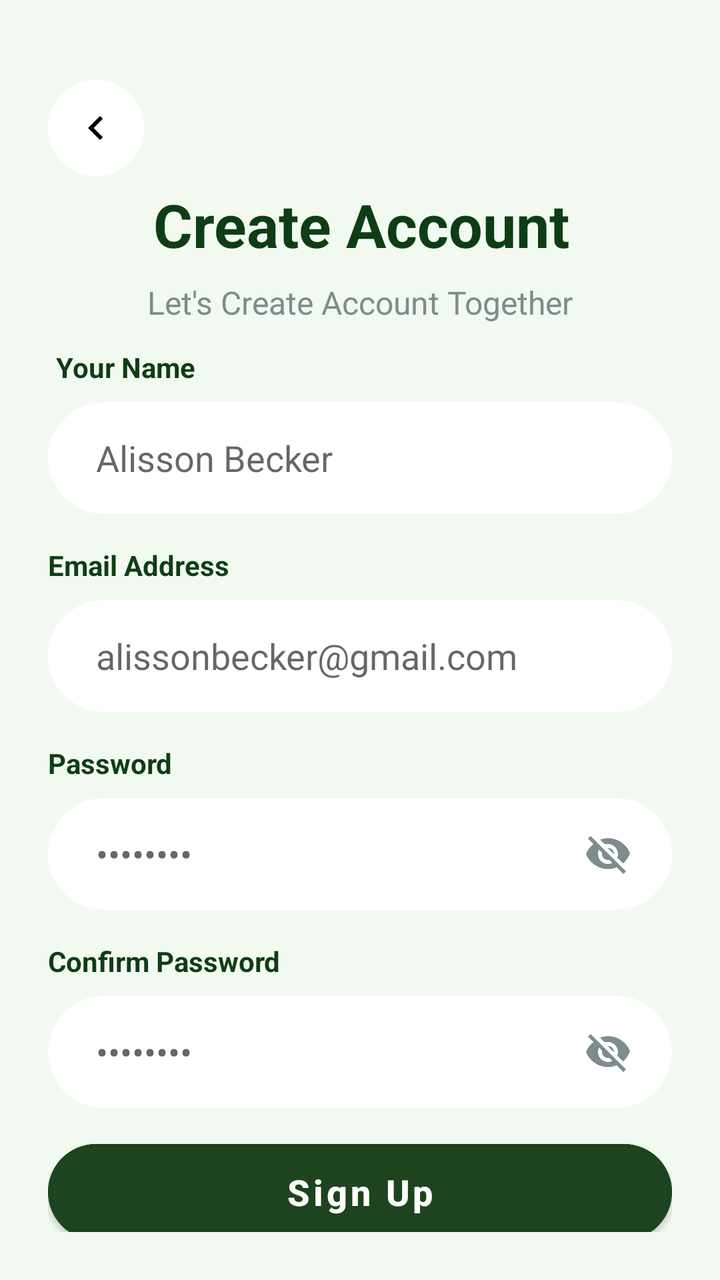
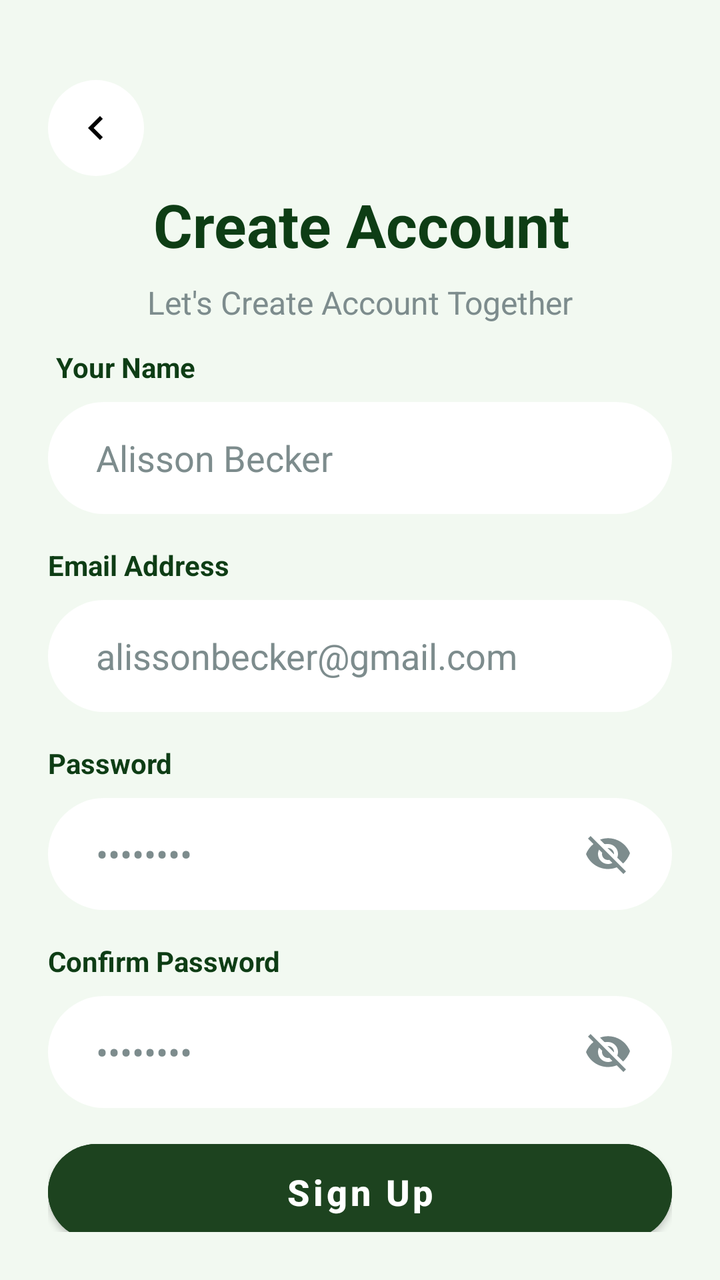

Screens rendered from an Android XML layout before and after an edit, with the pre-edit source and the edit as a unified diff.
<!-- AndroidManifest.xml: application theme Theme.SmartGardening -->
<!-- res/layout/activity_register.xml -->
<?xml version="1.0" encoding="utf-8"?>
<androidx.constraintlayout.widget.ConstraintLayout xmlns:android="http://schemas.android.com/apk/res/android"
    xmlns:app="http://schemas.android.com/apk/res-auto"
    xmlns:tools="http://schemas.android.com/tools"
    android:layout_width="match_parent"
    android:layout_height="match_parent"
    android:background="#F2F9F1"
    android:padding="24dp">

    <ImageButton
        android:id="@+id/btnBack"
        android:layout_width="48dp"
        android:layout_height="48dp"
        android:layout_marginTop="16dp"
        android:background="@drawable/bg_circle_white"
        android:contentDescription="Back"
        android:padding="12dp"
        android:src="@drawable/ic_chevron_left"
        app:layout_constraintStart_toStartOf="parent"
        app:layout_constraintTop_toTopOf="parent" />

    <TextView
        android:id="@+id/tvTitle"
        android:layout_width="wrap_content"
        android:layout_height="wrap_content"
        android:layout_marginTop="4dp"
        android:text="Create Account"
        android:textColor="#0E3D15"
        android:textSize="30sp"
        android:textStyle="bold"
        app:layout_constraintEnd_toEndOf="parent"
        app:layout_constraintHorizontal_bias="0.509"
        app:layout_constraintStart_toStartOf="parent"
        app:layout_constraintTop_toBottomOf="@id/btnBack" />

    <TextView
        android:id="@+id/tvSubTitle"
        android:layout_width="wrap_content"
        android:layout_height="wrap_content"
        android:layout_marginTop="8dp"
        android:text="Let's Create Account Together"
        android:textColor="#7D8C8D"
        android:textSize="16sp"
        app:layout_constraintEnd_toEndOf="parent"
        app:layout_constraintStart_toStartOf="parent"
        app:layout_constraintTop_toBottomOf="@id/tvTitle" />

    <TextView
        android:id="@+id/tvLabelName"
        android:layout_width="wrap_content"
        android:layout_height="wrap_content"
        android:layout_marginStart="4dp"
        android:layout_marginTop="12dp"
        android:text="Your Name"
        android:textColor="#0E3D15"
        android:textStyle="bold"
        app:layout_constraintStart_toStartOf="parent"
        app:layout_constraintTop_toBottomOf="@id/tvSubTitle" />

    <EditText
        android:id="@+id/etName"
        android:layout_width="match_parent"
        android:layout_height="56dp"
        android:layout_marginTop="8dp"
        android:background="@drawable/bg_edittext"
        android:hint="Alisson Becker"
        android:inputType="textPersonName"
        android:paddingHorizontal="24dp"
        app:layout_constraintTop_toBottomOf="@id/tvLabelName" />

    <TextView
        android:id="@+id/tvLabelEmail"
        android:layout_width="wrap_content"
        android:layout_height="wrap_content"
        android:layout_marginTop="16dp"
        android:text="Email Address"
        android:textColor="#0E3D15"
        android:textStyle="bold"
        app:layout_constraintStart_toStartOf="parent"
        app:layout_constraintTop_toBottomOf="@id/etName" />

    <EditText
        android:id="@+id/etEmail"
        android:layout_width="match_parent"
        android:layout_height="56dp"
        android:layout_marginTop="8dp"
        android:background="@drawable/bg_edittext"
        android:hint="alissonbecker@gmail.com"
        android:inputType="textEmailAddress"
        android:paddingHorizontal="24dp"
        app:layout_constraintTop_toBottomOf="@id/tvLabelEmail" />

    <TextView
        android:id="@+id/tvLabelPassword"
        android:layout_width="wrap_content"
        android:layout_height="wrap_content"
        android:layout_marginTop="16dp"
        android:text="Password"
        android:textColor="#0E3D15"
        android:textStyle="bold"
        app:layout_constraintStart_toStartOf="parent"
        app:layout_constraintTop_toBottomOf="@id/etEmail" />

    <FrameLayout
        android:id="@+id/layoutPassword"
        android:layout_width="match_parent"
        android:layout_height="56dp"
        android:layout_marginTop="8dp"
        app:layout_constraintTop_toBottomOf="@id/tvLabelPassword">

        <EditText
            android:id="@+id/etPassword"
            android:layout_width="match_parent"
            android:layout_height="match_parent"
            android:background="@drawable/bg_edittext"
            android:hint="••••••••"
            android:inputType="textPassword"
            android:paddingHorizontal="24dp" />

        <ImageView
            android:id="@+id/ivTogglePassword"
            android:layout_width="24dp"
            android:layout_height="24dp"
            android:layout_gravity="end|center_vertical"
            android:layout_marginEnd="20dp"
            android:src="@drawable/ic_eye_off"
            app:tint="#7D8C8D" />
    </FrameLayout>

    <TextView
        android:id="@+id/tvLabelConfirmPassword"
        android:layout_width="wrap_content"
        android:layout_height="wrap_content"
        android:layout_marginTop="16dp"
        android:text="Confirm Password"
        android:textColor="#0E3D15"
        android:textStyle="bold"
        app:layout_constraintStart_toStartOf="parent"
        app:layout_constraintTop_toBottomOf="@id/layoutPassword" />

    <FrameLayout
        android:id="@+id/layoutConfirmPassword"
        android:layout_width="match_parent"
        android:layout_height="56dp"
        android:layout_marginTop="8dp"
        app:layout_constraintTop_toBottomOf="@id/tvLabelConfirmPassword">

        <EditText
            android:id="@+id/etConfirmPassword"
            android:layout_width="match_parent"
            android:layout_height="match_parent"
            android:background="@drawable/bg_edittext"
            android:hint="••••••••"
            android:inputType="textPassword"
            android:paddingHorizontal="24dp" />

        <ImageView
            android:id="@+id/ivToggleConfirmPassword"
            android:layout_width="24dp"
            android:layout_height="24dp"
            android:layout_gravity="end|center_vertical"
            android:layout_marginEnd="20dp"
            android:src="@drawable/ic_eye_off"
            app:tint="#7D8C8D" />
    </FrameLayout>


    <com.google.android.material.button.MaterialButton
        android:id="@+id/btnSignUp"
        android:layout_width="match_parent"
        android:layout_height="60dp"
        android:layout_marginTop="12dp"
        android:backgroundTint="#1D431F"
        android:text="Sign Up"
        android:textAllCaps="false"
        android:textColor="#FFFFFF"
        android:textSize="18sp"
        android:textStyle="bold"
        app:cornerRadius="30dp"
        app:layout_constraintTop_toBottomOf="@id/layoutConfirmPassword"
        tools:layout_editor_absoluteX="28dp" />

    <com.google.android.material.button.MaterialButton
        android:id="@+id/btnGoogle"
        style="@style/Widget.MaterialComponents.Button.UnelevatedButton"
        android:layout_width="match_parent"
        android:layout_height="60dp"
        android:layout_marginTop="16dp"
        android:backgroundTint="#FFFFFF"
        android:text="Sign in with google"
        android:textAllCaps="false"
        android:textColor="#000000"
        android:textSize="16sp"
        app:cornerRadius="30dp"
        app:icon="@drawable/ic_google"
        app:iconGravity="textStart"
        app:iconPadding="12dp"
        app:iconSize="24dp"
        app:iconTint="@null"
        app:strokeColor="#E0E0E0"
        app:strokeWidth="1dp"
        app:layout_constraintTop_toBottomOf="@id/btnSignUp" />

</androidx.constraintlayout.widget.ConstraintLayout>
<!-- resources referenced by this layout -->
<resources>
  <!-- drawable bg_circle_white (drawable) -->
  <?xml version="1.0" encoding="utf-8"?>
  <shape xmlns:android="http://schemas.android.com/apk/res/android" android:shape="oval">
      <solid android:color="#FFFFFF" />
  </shape>
  <!-- drawable bg_edittext (drawable) -->
  <?xml version="1.0" encoding="utf-8"?>
  <shape xmlns:android="http://schemas.android.com/apk/res/android">
      <solid android:color="#FFFFFF" />
      <corners android:radius="28dp" />
  </shape>
  <!-- drawable ic_chevron_left (drawable) -->
  <vector xmlns:android="http://schemas.android.com/apk/res/android" android:height="24dp" android:tint="#000000" android:viewportHeight="24" android:viewportWidth="24" android:width="24dp">
        
      <path android:fillColor="@android:color/white" android:pathData="M15.41,7.41L14,6l-6,6 6,6 1.41,-1.41L10.83,12z"/>
      
  </vector>
  <!-- drawable ic_eye_off (drawable) -->
  <?xml version="1.0" encoding="utf-8"?>
  <vector xmlns:android="http://schemas.android.com/apk/res/android"
      android:width="24dp"
      android:height="24dp"
      android:viewportWidth="24"
      android:viewportHeight="24">
      <path
          android:fillColor="#7D8C8D"
          android:pathData="M12,7c2.76,0 5,2.24 5,5 0,0.65 -0.13,1.26 -0.36,1.82l2.92,2.92c1.51,-1.39 2.73,-3.14 3.44,-5.14 -1.73,-4.39 -6,-7.5 -11,-7.5 -1.4,0 -2.74,0.25 -3.98,0.7l2.16,2.16C10.74,7.13 11.35,7 12,7zM2,4.27l2.28,2.28 0.46,0.46C3.08,8.3 1.78,10.02 1,12c1.73,4.39 6,7.5 11,7.5 1.55,0 3.03,-0.3 4.38,-0.84l0.42,0.42L19.73,22 21,20.73 3.27,3 2,4.27zM7.53,9.8l1.55,1.55c-0.05,0.21 -0.08,0.43 -0.08,0.65 0,1.66 1.34,3 3,3 0.22,0 0.44,-0.03 0.65,-0.08l1.55,1.55c-0.67,0.33 -1.41,0.53 -2.2,0.53 -2.76,0 -5,-2.24 -5,-5 0,-0.79 0.2,-1.53 0.53,-2.2zm4.31,-0.78l3.15,3.15 0.02,-0.16c0,-1.66 -1.34,-3 -3,-3l-0.17,0.01z" />
  </vector>
  <!-- drawable ic_google (drawable) -->
  <?xml version="1.0" encoding="utf-8"?>
  <vector xmlns:android="http://schemas.android.com/apk/res/android"
      android:width="24dp"
      android:height="24dp"
      android:viewportWidth="24"
      android:viewportHeight="24">
      <path
          android:fillColor="#EA4335"
          android:pathData="M22.56,12.25c0,-0.78 -0.07,-1.53 -0.2,-2.25H12v4.26h5.92c-0.26,1.37 -1.04,2.53 -2.21,3.31v2.77h3.57c2.08,-1.92 3.28,-4.74 3.28,-8.09z" />
      <path
          android:fillColor="#34A853"
          android:pathData="M12,23c2.97,0 5.46,-0.98 7.28,-2.66l-3.57,-2.77c-0.99,0.66 -2.25,1.06 -3.71,1.06 -2.86,0 -5.29,-1.93 -6.16,-4.53H2.18v2.84C3.99,20.53 7.7,23 12,23z" />
      <path
          android:fillColor="#FBBC05"
          android:pathData="M5.84,14.09c-0.22,-0.66 -0.35,-1.36 -0.35,-2.09s0.13,-1.43 0.35,-2.09V7.07H2.18C1.43,8.55 1,10.22 1,12s0.43,3.45 1.18,4.93l3.66,-2.84z" />
      <path
          android:fillColor="#4285F4"
          android:pathData="M12,5.38c1.62,0 3.06,0.56 4.21,1.64l3.15,-3.15C17.45,2.09 14.97,1 12,1 7.7,1 3.99,3.47 2.18,7.07l3.66,2.84c0.87,-2.6 3.3,-4.53 6.16,-4.53z" />
  </vector>
  <style name="Theme.SmartGardening" parent="Theme.MaterialComponents.DayNight.NoActionBar" />
</resources>

<!-- the commit's change to res/layout/activity_register.xml (unified diff, before → after) -->
@@ -66,6 +66,8 @@
         android:hint="Alisson Becker"
         android:inputType="textPersonName"
         android:paddingHorizontal="24dp"
+        android:textColor="#000000"
+        android:textColorHint="#7D8C8D"
         app:layout_constraintTop_toBottomOf="@id/tvLabelName" />
 
     <TextView
@@ -88,6 +90,8 @@
         android:hint="alissonbecker@gmail.com"
         android:inputType="textEmailAddress"
         android:paddingHorizontal="24dp"
+        android:textColor="#000000"
+        android:textColorHint="#7D8C8D"
         app:layout_constraintTop_toBottomOf="@id/tvLabelEmail" />
 
     <TextView
@@ -115,7 +119,9 @@
             android:background="@drawable/bg_edittext"
             android:hint="••••••••"
             android:inputType="textPassword"
-            android:paddingHorizontal="24dp" />
+            android:paddingHorizontal="24dp"
+            android:textColor="#000000"
+            android:textColorHint="#7D8C8D" />
 
         <ImageView
             android:id="@+id/ivTogglePassword"
@@ -152,7 +158,9 @@
             android:background="@drawable/bg_edittext"
             android:hint="••••••••"
             android:inputType="textPassword"
-            android:paddingHorizontal="24dp" />
+            android:paddingHorizontal="24dp"
+            android:textColor="#000000"
+            android:textColorHint="#7D8C8D" />
 
         <ImageView
             android:id="@+id/ivToggleConfirmPassword"
<!-- resource entries referenced after the edit -->
@@ -48,6 +48,18 @@
           android:fillColor="#4285F4"
           android:pathData="M12,5.38c1.62,0 3.06,0.56 4.21,1.64l3.15,-3.15C17.45,2.09 14.97,1 12,1 7.7,1 3.99,3.47 2.18,7.07l3.66,2.84c0.87,-2.6 3.3,-4.53 6.16,-4.53z" />
   </vector>
-  <style name="Theme.SmartGardening" parent="Theme.MaterialComponents.DayNight.NoActionBar" />
+  <style name="Theme.SmartGardening" parent="Theme.MaterialComponents.Light.NoActionBar">
+          <item name="android:windowBackground">#FFFFFF</item>
+          <item name="android:forceDarkAllowed">false</item>
+          <item name="android:textColorPrimary">#000000</item>
+          <item name="android:textColorSecondary">#333333</item>
+          <item name="android:editTextColor">#000000</item>
+          <item name="colorOnBackground">#000000</item>
+          <item name="colorOnSurface">#000000</item>
+          <item name="colorSurface">#FFFFFF</item>
+          <item name="colorControlNormal">#1D431F</item>
+          <item name="android:windowLightStatusBar">true</item>
+          <item name="android:statusBarColor">#F2F9F1</item>
+      </style>
 </resources>
 
